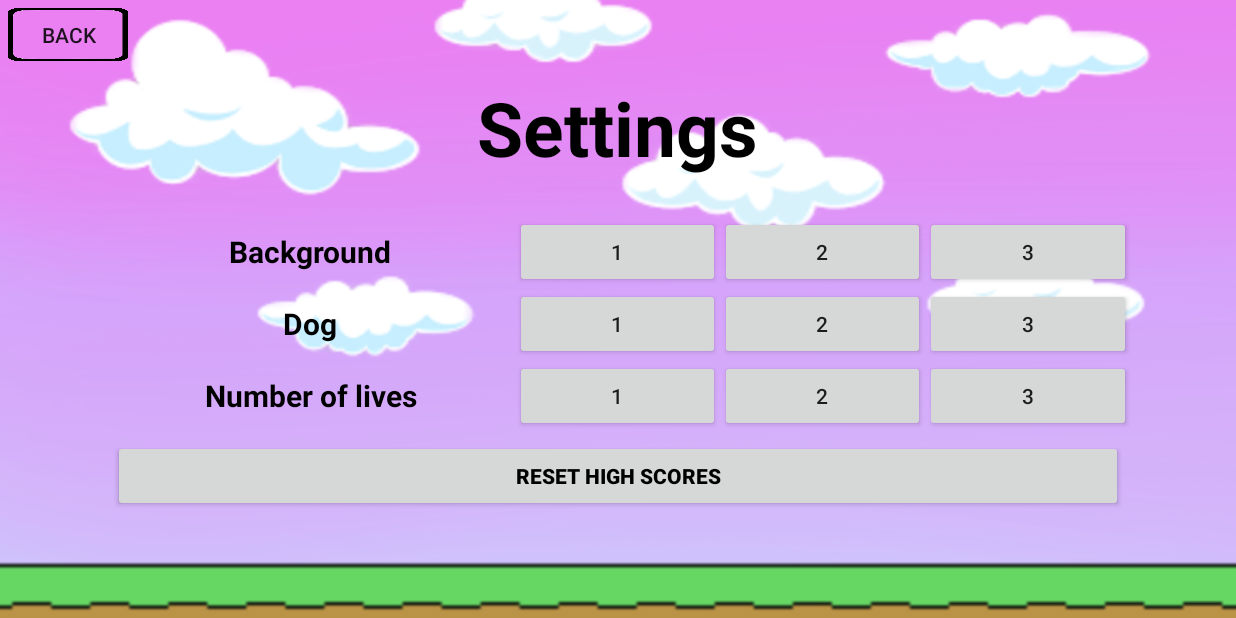
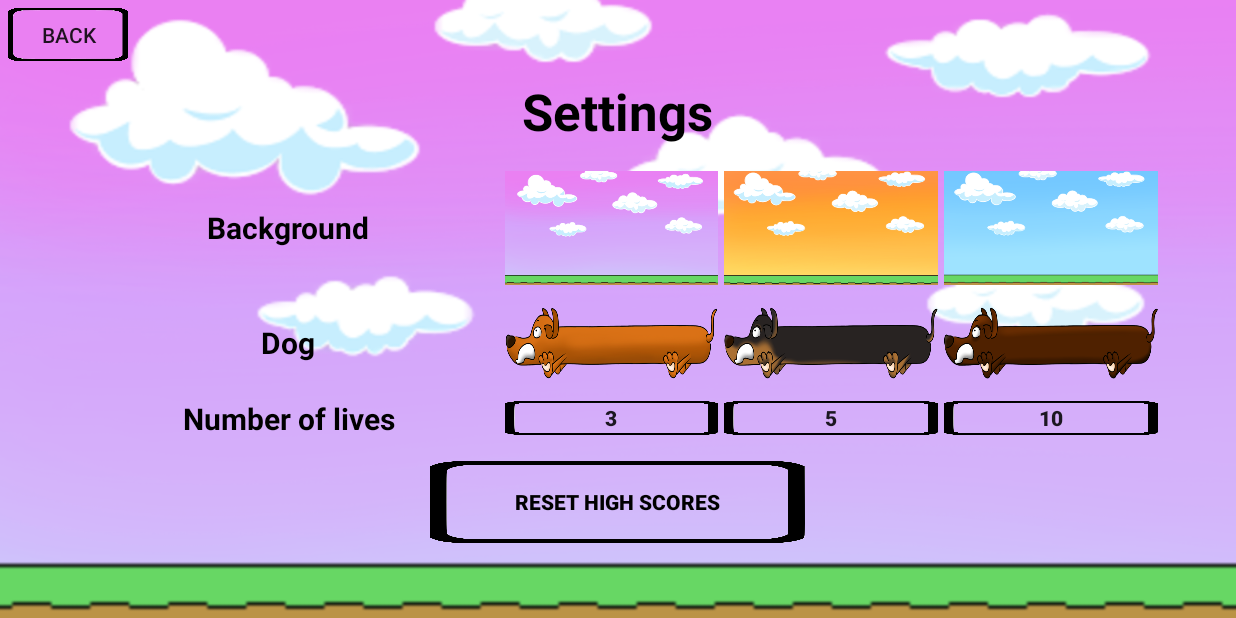
Before and after one commit to PhyuCin/SaveIt, an Android app: the MainActivity screen opened directly, with no data from a screen before it, after a tap on "SETTINGS", on a phone screen of 824 x 412 dp (held sideways). Run offline under Robolectric (Android 15) with nearby library versions, the phone set to English and light mode, and no system bars.

Commit message:
change background

```diff
--- a/app/src/main/java/com/example/saveit/MainActivity.java
+++ b/app/src/main/java/com/example/saveit/MainActivity.java
@@ -1,20 +1,41 @@
 package com.example.saveit;
 
 import android.content.Intent;
+import android.content.SharedPreferences;
 import android.support.v7.app.AppCompatActivity;
 import android.os.Bundle;
 import android.view.View;
-import android.widget.Button;
-import android.widget.Toast;
-
-import java.util.Collections;
+import android.widget.LinearLayout;
 
 public class MainActivity extends AppCompatActivity{
+
+    private SharedPreferences preferences;
+    private LinearLayout mainLayout;
+    private int background;
 
     @Override
     protected void onCreate(Bundle savedInstanceState) {
         super.onCreate(savedInstanceState);
         setContentView(R.layout.activity_main);
+
+        preferences = getSharedPreferences("value", MODE_PRIVATE);
+        mainLayout = (LinearLayout) findViewById(R.id.mainLayout);
+    }
+
+    // handles backgrounds
+    @Override
+    protected void onStart() {
+        super.onStart();
+
+        //change background
+        background = preferences.getInt("background number", 0);
+        if (background == 0) {
+            mainLayout.setBackgroundResource(R.drawable.bgone);
+        } else if (background == 1) {
+            mainLayout.setBackgroundResource(R.drawable.bgtwo);
+        } else if (background == 2) {
+            mainLayout.setBackgroundResource(R.drawable.bgthree);
+        }
     }
 
     //on click of the play button
--- a/app/src/main/java/com/example/saveit/Settings.java
+++ b/app/src/main/java/com/example/saveit/Settings.java
@@ -1,9 +1,12 @@
 package com.example.saveit;
 
 import android.content.Intent;
+import android.content.SharedPreferences;
 import android.os.Bundle;
 import android.support.v7.app.AppCompatActivity;
 import android.view.View;
+import android.widget.Button;
+import android.widget.LinearLayout;
 import android.widget.Toast;
 
 import java.util.ArrayList;
@@ -11,11 +14,63 @@ import java.util.ArrayList;
 public class Settings extends AppCompatActivity {
     private ArrayList<Integer> highScores = new ArrayList<Integer>();
 
+    // set background
+    private int background;
+    private SharedPreferences preferences;
+    private LinearLayout settingsLayout;
+
+
     @Override
     protected void onCreate(Bundle savedInstanceState) {
         super.onCreate(savedInstanceState);
         setContentView(R.layout.activity_settings);
+
+        preferences = getSharedPreferences("value", MODE_PRIVATE);
+        settingsLayout = (LinearLayout) findViewById(R.id.settingsLayout);
+
+
     }
+
+    // handles backgrounds
+    @Override
+    protected void onStart() {
+        super.onStart();
+
+        //change background
+        background = preferences.getInt("background number", 0);
+        if (background == 0) {
+            settingsLayout.setBackgroundResource(R.drawable.bgone);
+        } else if (background == 1) {
+            settingsLayout.setBackgroundResource(R.drawable.bgtwo);
+        } else if (background == 2) {
+            settingsLayout.setBackgroundResource(R.drawable.bgthree);
+        }
+    }
+
+    //on click of background 1
+    public void changeToBackground1(View view){
+        preferences.edit()
+                .putInt("background number", 0)
+                .apply();
+        settingsLayout.setBackgroundResource(R.drawable.bgone);
+    }
+
+    //on click of background 2
+    public void changeToBackground2(View view){
+        preferences.edit()
+                .putInt("background number", 1)
+                .apply();
+        settingsLayout.setBackgroundResource(R.drawable.bgtwo);
+    }
+
+    //on click of background 3
+    public void changeToBackground3 (View view){
+        preferences.edit()
+                .putInt("background number", 2)
+                .apply();
+        settingsLayout.setBackgroundResource(R.drawable.bgthree);
+    }
+
 
     //on click of back button
     public void goToMainMenu(View view){
@@ -25,7 +80,7 @@ public class Settings extends AppCompatActivity {
 
     //on click of reset high scores
     public void resetHighScores(View view){
-        FileHelper.writeData(highScores, this);
+        FileHelper.writeDataEasy(highScores, this);
         Toast.makeText(this, "High scores have been reset", Toast.LENGTH_SHORT).show();
     }
 }
--- a/app/src/main/res/layout/activity_settings.xml
+++ b/app/src/main/res/layout/activity_settings.xml
@@ -6,7 +6,8 @@
     android:layout_height="match_parent"
     tools:context=".Settings"
     android:orientation="vertical"
-    android:background="@drawable/bgone">
+    android:background="@drawable/bgone"
+    android:id="@+id/settingsLayout">
 
     <Button
         android:id="@+id/playMenuBack"
@@ -21,8 +22,8 @@
     <TextView
         android:layout_width="wrap_content"
         android:layout_height="wrap_content"
-        android:text="Settings"
-        android:textSize="50sp"
+        android:text="@string/settings"
+        android:textSize="34sp"
         android:textStyle="bold"
         android:textColor="@color/black"
         android:layout_margin="5sp"
@@ -30,55 +31,64 @@
 
     <LinearLayout
         android:layout_width="match_parent"
-        android:layout_height="wrap_content"
+        android:layout_height="match_parent"
         android:gravity="center"
         android:orientation="vertical"
-        android:padding="20sp"
         android:layout_gravity="center"
         android:layout_marginStart="50sp"
-        android:layout_marginEnd="50sp">
-
-
+        android:layout_marginEnd="50sp"
+        android:layout_marginBottom="50sp">
 
         <LinearLayout
             android:layout_width="match_parent"
-            android:layout_height="wrap_content"
-            android:orientation="horizontal">
+            android:layout_height="0dp"
+            android:layout_weight="3"
+            android:orientation="horizontal"
+            android:layout_marginTop="10sp">
 
             <TextView
                 android:id="@+id/third"
                 android:layout_width="0dp"
                 android:layout_weight="2"
                 android:layout_height="match_parent"
-                android:text="Background"
+                android:text="@string/background"
                 android:textSize="20sp"
                 android:textColor="@color/black"
                 android:textStyle="bold"
                 android:gravity="center"
-                />
+                tools:ignore="NestedWeights" />
 
             <Button
                 android:layout_width="0dp"
                 android:layout_weight="1"
                 android:layout_height="match_parent"
-                android:text="1"/>
+                android:layout_margin="2sp"
+                android:background="@drawable/bgone"
+                android:onClick="changeToBackground1"
+                />
             <Button
                 android:layout_width="0dp"
                 android:layout_weight="1"
                 android:layout_height="match_parent"
-                android:text="2"/>
+                android:layout_margin="2sp"
+                android:background="@drawable/bgtwo"
+                android:onClick="changeToBackground2"/>
 
             <Button
                 android:layout_width="0dp"
                 android:layout_weight="1"
                 android:layout_height="match_parent"
-                android:text="3"/>
+                android:layout_margin="2sp"
+                android:background="@drawable/bgthree"
+                android:onClick="changeToBackground3"/>
         </LinearLayout>
 
         <LinearLayout
             android:layout_width="match_parent"
-            android:layout_height="wrap_content"
-            android:orientation="horizontal">
+            android:layout_height="0dp"
+            android:layout_weight="2"
+            android:orientation="horizontal"
+            android:layout_marginTop="10sp">
 
             <TextView
                 android:layout_width="0dp"
@@ -95,26 +105,31 @@
                 android:layout_width="0dp"
                 android:layout_weight="1"
                 android:layout_height="match_parent"
-                android:text="1"/>
+                android:layout_margin="2sp"
+                android:background="@drawable/dogone"/>
             <Button
                 android:layout_width="0dp"
                 android:layout_weight="1"
                 android:layout_height="match_parent"
-                android:text="2"/>
+                android:layout_margin="2sp"
+                android:background="@drawable/dogtwo"/>
 
             <Button
                 android:layout_width="0dp"
                 android:layout_weight="1"
                 android:layout_height="match_parent"
-                android:text="3"/>
+                android:layout_margin="2sp"
+                android:background="@drawable/dogthree"/>
         </LinearLayout>
 
 
 
         <LinearLayout
             android:layout_width="match_parent"
-            android:layout_height="wrap_content"
-            android:orientation="horizontal">
+            android:layout_height="0dp"
+            android:layout_weight="1"
+            android:orientation="horizontal"
+            android:layout_marginTop="10sp">
 
             <TextView
                 android:layout_width="0dp"
@@ -131,31 +146,42 @@
                 android:layout_width="0dp"
                 android:layout_weight="1"
                 android:layout_height="match_parent"
-                android:text="1"/>
+                android:text="@string/three"
+                android:background="@drawable/buttonbg"
+                android:layout_margin="2sp"
+                android:textStyle="bold"/>
             <Button
                 android:layout_width="0dp"
                 android:layout_weight="1"
                 android:layout_height="match_parent"
-                android:text="2"/>
+                android:text="@string/five"
+                android:background="@drawable/buttonbg"
+                android:layout_margin="2sp"
+                android:textStyle="bold"/>
 
             <Button
                 android:layout_width="0dp"
                 android:layout_weight="1"
                 android:layout_height="match_parent"
-                android:text="3"/>
+                android:text="@string/ten"
+                android:background="@drawable/buttonbg"
+                android:layout_margin="2sp"
+                android:textStyle="bold"/>
         </LinearLayout>
 
 
 
         <Button
-            android:layout_width="match_parent"
-            android:layout_height="wrap_content"
+            android:layout_width="250sp"
+            android:layout_height="0dp"
+            android:layout_weight="2"
             android:text="@string/reset_high_scores"
             android:textColor="@color/black"
             android:textStyle="bold"
             android:gravity="center"
-            android:layout_margin="5sp"
+            android:layout_marginTop="15sp"
             android:onClick="resetHighScores"
+            android:background="@drawable/buttonbg"
             />
 
 
--- a/app/src/main/res/layout/easy_game.xml
+++ b/app/src/main/res/layout/easy_game.xml
@@ -6,7 +6,8 @@
     android:layout_width="match_parent"
     android:layout_height="match_parent"
     tools:context=".EasyGame"
-    android:background="@drawable/bgone">
+    android:background="@drawable/bgone"
+    android:id="@+id/easyLayout">
 
     <TextView
         android:id="@+id/easyEqn1"
--- a/app/src/main/res/layout/high_scores.xml
+++ b/app/src/main/res/layout/high_scores.xml
@@ -6,7 +6,8 @@
     android:layout_width="match_parent"
     android:layout_height="match_parent"
     tools:context=".HighScores"
-    android:background="@drawable/bgone">
+    android:background="@drawable/bgone"
+    android:id="@+id/highScoresLayout">
 
     <Button
         android:id="@+id/playMenuBack"
@@ -38,7 +39,7 @@
             android:layout_weight="1"
             android:text="HighScores"
             android:layout_gravity="center"
-            android:textSize="35sp"
+            android:textSize="34sp"
             android:textStyle="bold"
             android:textColor="@color/black"
             android:layout_margin="10sp"
--- a/app/src/main/res/values/strings.xml
+++ b/app/src/main/res/values/strings.xml
@@ -16,4 +16,11 @@
     <string name="instructions2">You will lose a life when you drag it to the wrong answer so be careful!</string>
     <string name="instructions3">You will lose when one of the dogs touches the ground or when the lives become zero. Good Luck!</string>
     <string name="instructonsTitle">Instructons</string>
+    <string name="play">Play</string>
+    <string name="high_scores">High Scores</string>
+    <string name="settings">Settings</string>
+    <string name="background">Background</string>
+    <string name="three">3</string>
+    <string name="five">5</string>
+    <string name="ten">10</string>
 </resources>
```
Also changed, not shown: app/src/main/java/com/example/saveit/EasyGame.java (+57 -2 lines), app/src/main/java/com/example/saveit/FileHelper.java (+35 -3 lines), app/src/main/java/com/example/saveit/HighScores.java (+53 -8 lines), app/src/main/java/com/example/saveit/PlayMenu.java (+24 -0 lines), app/src/main/res/layout/activity_main.xml (+15 -13 lines), app/src/main/res/layout/activity_playmenu.xml (+3 -5 lines).
